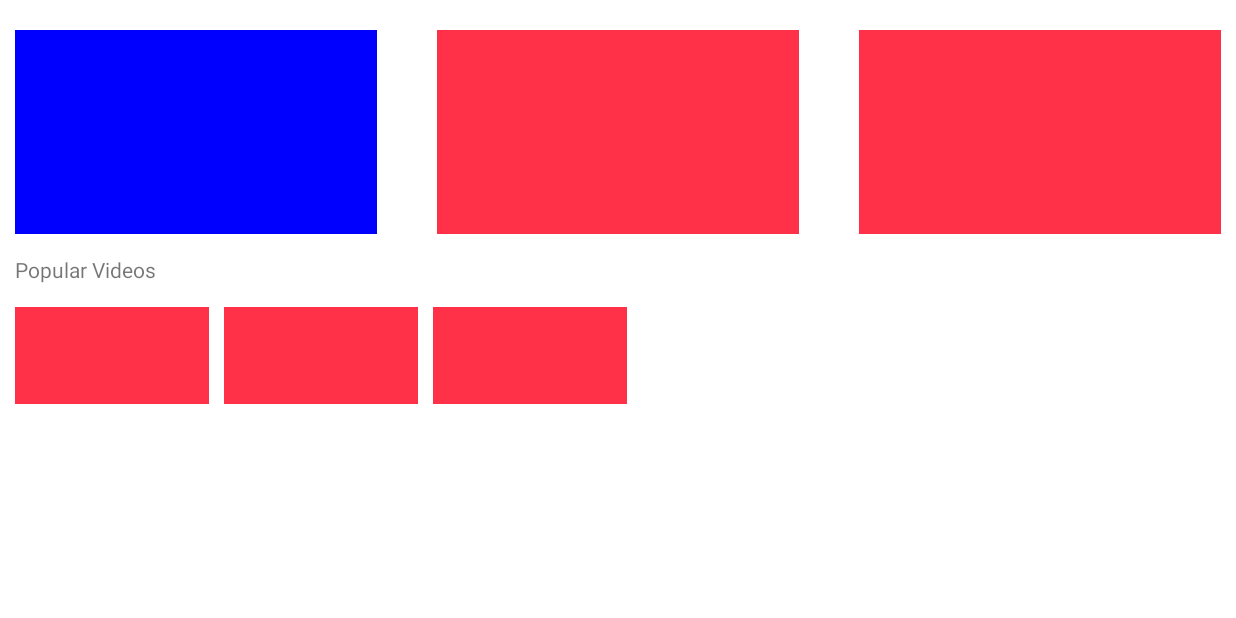
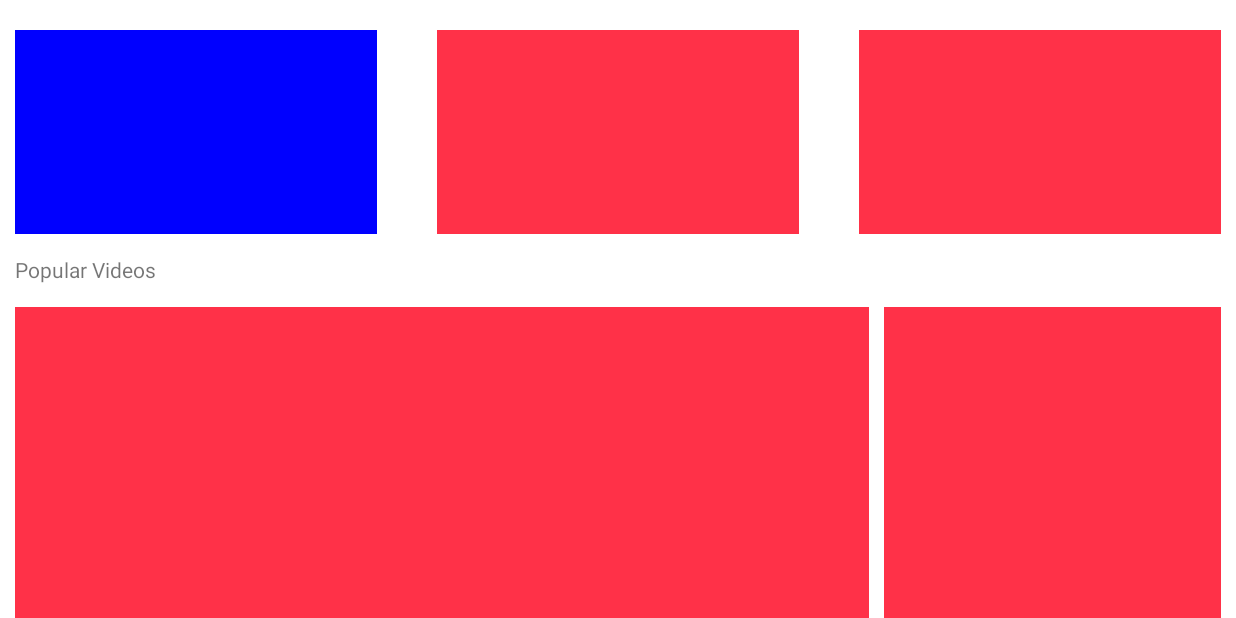
Before and after one commit to Cool-Play/AdDemo, an Android app: the screen it shows after launch (MainActivity), on a phone screen of 824 x 412 dp (held sideways). Run offline under Robolectric (Android 15) with nearby library versions, the phone set to English and light mode, and no system bars; libraries missing offline, so code that uses them is left out: cn.coolplay.sdk; 2 statements that could not run were skipped.

Commit message:
coolplay

```diff
--- a/app/build.gradle
+++ b/app/build.gradle
@@ -107,6 +107,6 @@ dependencies {
 //    implementation 'com.google.android.exoplayer:extension-ima:2.17.1'
 //    implementation 'com.google.android.exoplayer:exoplayer-hls:2.17.1'
 //    implementation 'com.google.android.exoplayer:extension-cronet:2.17.1'
-    implementation 'cn.coolplay:seattle_tv_sdk:1.3.1'
+    implementation 'cn.coolplay:seattle_tv_sdk:1.3.2'
 
 }
--- a/app/src/main/java/cn/coolplay/mundonoticias/MainActivity.kt
+++ b/app/src/main/java/cn/coolplay/mundonoticias/MainActivity.kt
@@ -7,7 +7,9 @@ import androidx.appcompat.app.AppCompatActivity
 import cn.coolplay.sdk.AdImaType
 import cn.coolplay.sdk.CoolPlaySdk
 import cn.coolplay.sdk.loader.vast.AdVastRequestBuilder
+import cn.coolplay.sdk.ui.vast.video.VideoPlayerController
 import cn.coolplay.sdk.utils.print
+
 
 //import com.zeasn.ad.connector.ZeasnAd
 //import com.zeasn.ad.connector.bean.ZeasnAdInfo
@@ -22,13 +24,40 @@ class MainActivity : AppCompatActivity() {
     //    var bannerAdPC: PluginPlayerControl? = null
     private var adContainer1: FrameLayout? = null
     var adContainer2: FrameLayout? = null
-//    val mHandle = Handler(Looper.getMainLooper())
+    var adContainer: FrameLayout? = null
+
+    //    val mHandle = Handler(Looper.getMainLooper())
 //    private var bannerAd: ZeasnAd? = null
 //    private val param by lazy {
 //        val param: MutableMap<String, Any> = HashMap()
 //        param[ZeasnAdKey.unitViewId] = "stb_banner_view"
 //        param
 //    }
+    var adIndex = 0
+    private val adRequestBuilder = AdVastRequestBuilder(
+        this,
+        testVastLink = "https://pubads.g.doubleclick.net/gampad/ads?iu=/21775744923/external/single_preroll_skippable&sz=640x480&ciu_szs=300x250%2C728x90&gdfp_req=1&output=vast&unviewed_position_start=1&env=vp&impl=s&correlator=",
+        adImaType = AdImaType.SECTION,
+    ) { adRequestBuilder, channel: String ->
+        "channel:$channel".print("dddddd")
+        if (channel == "google") {
+            //这里可能会有多次回掉自己处理
+            adContainer2?.let {
+                adRequestBuilder.start(
+                    it,
+                    contentVideoUrl = "https://storage.googleapis.com/gvabox/media/samples/stock.mp4",
+                )
+            }
+        } else {
+            adContainer?.let {
+                adRequestBuilder.start(
+                    it,
+                    contentVideoUrl = "https://storage.googleapis.com/gvabox/media/samples/stock.mp4",
+                )
+            }
+        }
+
+    }
 
     override fun onCreate(savedInstanceState: Bundle?) {
         super.onCreate(savedInstanceState)
@@ -46,25 +75,48 @@ class MainActivity : AppCompatActivity() {
             view.setBackgroundColor(if (b) Color.BLUE else Color.RED)
             view.scaleY = if (b) 1.2f else 1f
         }
-        findViewById<FrameLayout>(R.id.adContainer).setOnFocusChangeListener { view, b ->
+        adContainer = findViewById(R.id.adContainer)
+        adContainer?.setOnFocusChangeListener { view, b ->
             view.setBackgroundColor(if (b) Color.BLUE else Color.RED)
             view.scaleY = if (b) 1.2f else 1f
         }
 
 //        loadAdBanner()
 
-        CoolPlaySdk.preloadAd(
-            adRequestBuilder = AdVastRequestBuilder(
-                this,
-                adImaType = AdImaType.SECTION,
-                contentVideoUrl = ""
-            )
-        ) {
-            "成功加载".print()
-            CoolPlaySdk.loadVastAd(adContainer1!!, adImaType = AdImaType.SECTION)
-        }
+        CoolPlaySdk.loadAd(adRequestBuilder)
+//        val controller =
+//            VideoPlayerController(
+//                adRequestBuilder,
+//                "google",
+//                0L,
+//                4000L
+//            )
+//        controller.setCurrentAdTagUrl(adRequestBuilder.testVastLink!!)
+//        controller.requestAndPlayAds()
+//
+//        val controller1 =
+//            VideoPlayerController(
+//                adRequestBuilder,
+//                "miji",
+//                0L,
+//                4000L
+//            )
+//        controller1.setCurrentAdTagUrl(adRequestBuilder.testVastLink!!)
+//        controller1.requestAndPlayAds()
 
+//        val tvSdkView3 = VideoPlayerWithAdPlayback(this)
+//        tvSdkView3.startAd(
+//            contentUrl = "https://storage.googleapis.com/gvabox/media/samples/stock.mp4",
+//            tagString = adRequestBuilder.testVastLink!!
+//        )
+//        tvSdkView3.aaaa = {
+//            "zoulezhelu".print()
+//            adContainer?.addView(tvSdkView3)
+//            tvSdkView3.start {}
+//
+//        }
     }
+
 
 //    val timeRun = Runnable {
 //        bannerAd?.loadAd(param)
--- a/app/src/main/res/layout/activity_main.xml
+++ b/app/src/main/res/layout/activity_main.xml
@@ -33,9 +33,9 @@
                 android:id="@+id/adContainer"
                 android:layout_width="0dp"
                 android:layout_height="0dp"
+                android:background="#ff3148"
                 android:focusable="true"
                 android:focusableInTouchMode="true"
-                android:background="#ff3148"
                 app:layout_constraintBottom_toBottomOf="parent"
                 app:layout_constraintDimensionRatio="16:9"
                 app:layout_constraintTop_toTopOf="parent"
@@ -46,10 +46,10 @@
                 android:layout_width="0dp"
                 android:layout_height="0dp"
                 android:background="#ff3148"
+                android:focusable="true"
+                android:focusableInTouchMode="true"
                 app:layout_constraintBottom_toBottomOf="parent"
                 app:layout_constraintDimensionRatio="16:9"
-                android:focusable="true"
-                android:focusableInTouchMode="true"
                 app:layout_constraintStart_toEndOf="@+id/adContainer"
                 app:layout_constraintTop_toTopOf="parent"
                 app:layout_constraintWidth_percent="0.3" />
@@ -78,7 +78,7 @@
 
         <HorizontalScrollView
             android:layout_width="match_parent"
-            android:layout_height="80dp"
+            android:layout_height="300dp"
             android:contentDescription="dd"
             android:paddingTop="15dp"
             tools:ignore="HardcodedText">
@@ -106,7 +106,8 @@
                     android:focusableInTouchMode="true"
                     app:layout_constraintBottom_toBottomOf="parent"
                     app:layout_constraintDimensionRatio="2"
-                    app:layout_constraintTop_toTopOf="parent" />
+                    app:layout_constraintTop_toTopOf="parent">
+                </FrameLayout>
 
                 <FrameLayout
                     android:id="@+id/bt_view1"
```
